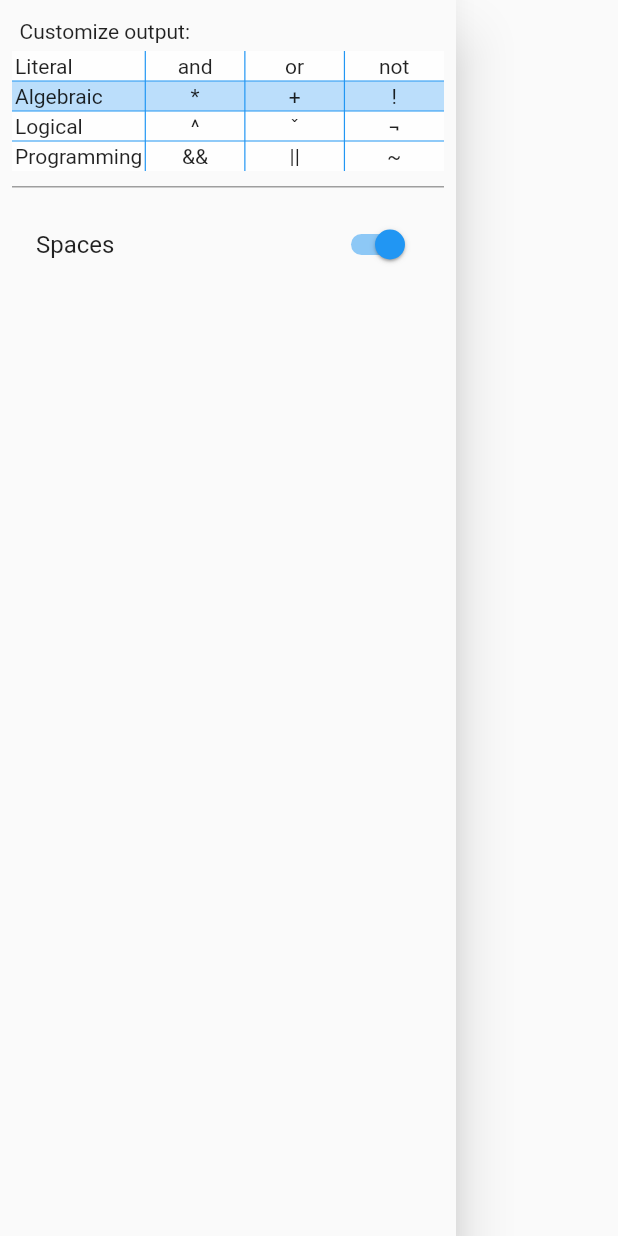
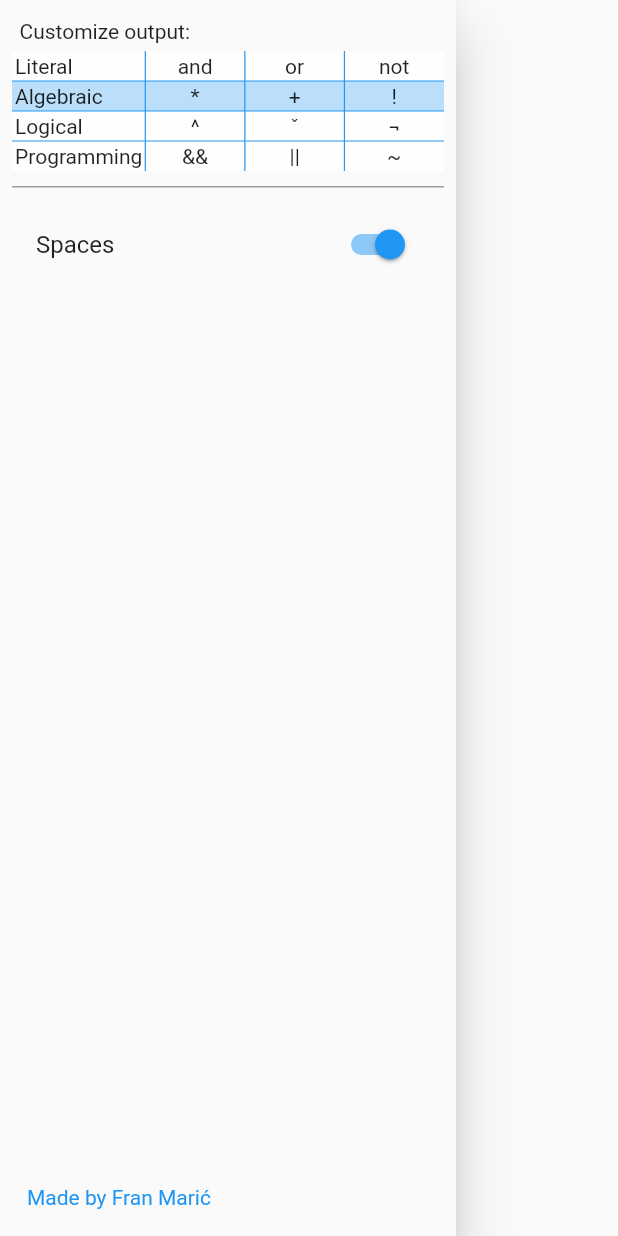
Before and after one commit to FranMaric/diglog, a Flutter app: the MyDrawer widget shown alone on an empty page, opened directly, on a phone screen of 412 x 824 dp. Run offline on Flutter 3.47's test engine with Material 2 defaults, Android fonts, the phone set to English and light mode, and no system bars; our stand-ins replace cloud_firestore; missing offline and left inert: dart:html, platform_detect; accounts and stored records are empty.

Commit message:
Added my link to MyDrawer

```diff
--- a/lib/widgets/MyDrawer.dart
+++ b/lib/widgets/MyDrawer.dart
@@ -3,6 +3,7 @@ import 'package:flutter/material.dart';
 //Provider
 import 'package:provider/provider.dart';
 import 'package:diglog/services/appState.dart';
+import 'package:url_launcher/url_launcher.dart';
 
 class MyDrawer extends StatelessWidget {
   @override
@@ -192,7 +193,20 @@ class MyDrawer extends StatelessWidget {
                     Provider.of<AppState>(context, listen: false)
                         .setAddSpaces(value),
               ),
-            )
+            ),
+            Expanded(
+              child: Container(),
+            ),
+            Padding(
+              padding: EdgeInsets.all(10.0),
+              child: InkWell(
+                onTap: () => launch("https://github.com/FranMaric"),
+                child: Text(
+                  "Made by Fran Marić",
+                  style: TextStyle(color: Colors.blue),
+                ),
+              ),
+            ),
           ],
         ),
       ),
--- a/pubspec.yaml
+++ b/pubspec.yaml
@@ -1,7 +1,7 @@
 name: diglog
 description: Flutter web app that helps you with subject "Digitalna logika"
 
-publish_to: 'none'
+publish_to: "none"
 
 version: 1.0.0+1
 
@@ -15,11 +15,11 @@ dependencies:
   firebase_core: "^0.7.0"
   cloud_firestore: "^0.16.0+1"
   platform_detect: ^1.4.0
+  url_launcher: ^6.0.2
 
 dev_dependencies:
   flutter_test:
     sdk: flutter
 
-
 flutter:
   uses-material-design: true
```
Also changed, not shown: pubspec.lock.
